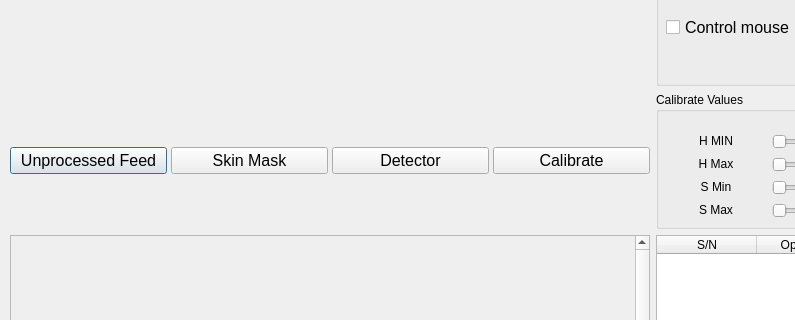
Above: src/gui/controller_dialog.ui from RandomGuy-coder/Gestro before the change; both pictures show x 0 to 795 and y 284 to 604 of the 1280 by 720 pixel window. Below: the same form after it.
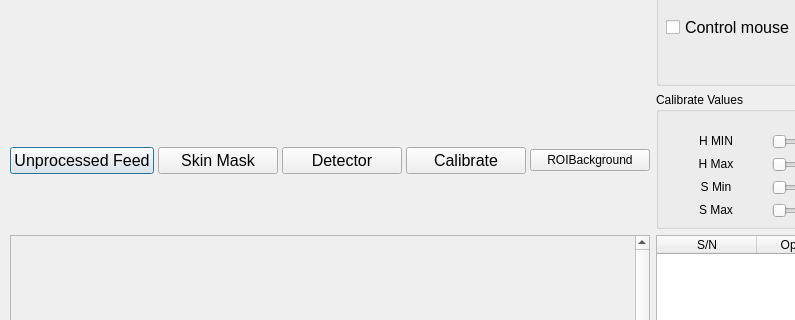
That is the form after the change.

The edit to the form file:
```diff
--- a/src/gui/controller_dialog.ui
+++ b/src/gui/controller_dialog.ui
@@ -131,6 +131,13 @@
         </property>
        </widget>
       </item>
+      <item>
+       <widget class="QPushButton" name="calibrateROI">
+        <property name="text">
+         <string>ROIBackground</string>
+        </property>
+       </widget>
+      </item>
      </layout>
     </item>
     <item row="0" column="0">
```
